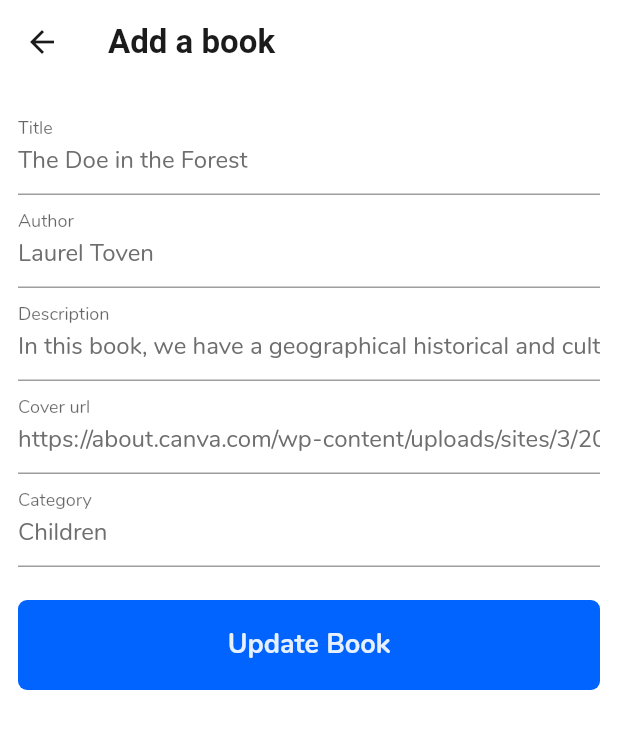
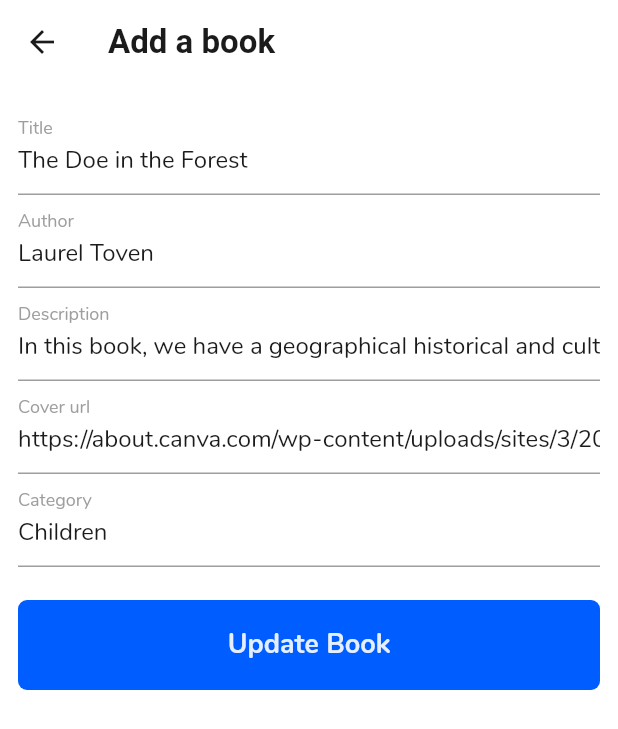
Before and after one commit to devrnt/book-library, a Flutter app: the BookDetails screen opened directly with sample values from the repository, after a tap on the "edit" icon, on a phone screen of 412 x 824 dp. Shown: the top 729 px of the screen. Run offline on Flutter 3.47's test engine with Material 2 defaults, Android fonts, the phone set to English and light mode, and no system bars; our stand-ins replace smooth_star_rating; network calls fail.

Commit message:
Add dark theme Add theme notifier to manage the theme state Add dark theme colors Update UI for the dark theme

```diff
--- /dev/null
+++ b/lib/src/models/notifiers/theme_notifier.dart
@@ -0,0 +1,15 @@
+import 'package:flutter/widgets.dart';
+
+class ThemeNotifier extends ChangeNotifier {
+  bool _darkModeEnabled = false;
+  bool get darkModeEnabled => _darkModeEnabled;
+  set darkModeEnabled(bool flag) {
+    _darkModeEnabled = flag;
+    notifyListeners();
+  }
+
+  bool toggleTheme() {
+    darkModeEnabled = !_darkModeEnabled;
+    return darkModeEnabled;
+  }
+}
--- a/lib/src/screens/book/book_details.dart
+++ b/lib/src/screens/book/book_details.dart
@@ -86,7 +86,11 @@ class BookDetails extends StatelessWidget {
               Text(
                 '${_book.description}',
                 style: TextStyle(
-                    color: Colors.grey.withOpacity(0.8),
+                    color: Theme.of(context)
+                        .textTheme
+                        .caption
+                        .color
+                        .withOpacity(0.85),
                     fontFamily: 'Nunito',
                     fontSize: 16.0),
               ),
@@ -97,10 +101,6 @@ class BookDetails extends StatelessWidget {
       floatingActionButton: FloatingActionButton(
         child: Icon(Icons.delete),
         onPressed: () => _showDeleteDialog(context, bookNotifier),
-        // () {
-        //   bookNotifier.removeBook(_book);
-        //   Navigator.of(context).pop();
-        // },
       ),
     );
   }
@@ -129,18 +129,29 @@ class BookDetails extends StatelessWidget {
   void _showDeleteDialog(
       BuildContext context, BookNotifier bookNotifier) async {
     final dialog = AlertDialog(
+      backgroundColor: Theme.of(context).primaryColor,
       title: Text('Delete book?'),
       content: Text(
         'This will delete the book from your book list',
-        style: TextStyle(color: Colors.black),
+        style: TextStyle(color: Theme.of(context).textTheme.caption.color),
       ),
       actions: [
         FlatButton(
-          child: Text('CANCEL'),
+          child: Text(
+            'CANCEL',
+            style: TextStyle(
+              color: Theme.of(context).buttonColor,
+            ),
+          ),
           onPressed: () => Navigator.of(context).pop(),
         ),
         FlatButton(
-          child: Text('ACCEPT'),
+          child: Text(
+            'ACCEPT',
+            style: TextStyle(
+              color: Theme.of(context).buttonColor,
+            ),
+          ),
           onPressed: () {
             bookNotifier.removeBook(_book);
             // Pop dialog
--- a/lib/src/theme/colors.dart
+++ b/lib/src/theme/colors.dart
@@ -12,6 +12,19 @@ const kTextTitleColor = Color(0xFF1B1B1B);
 
 const kYellow = Color(0xFFFFB503);
 
-const kButtonColor = Color(0xFF0164FF);
+const kErrorColor = Color(0xFFFF2D2D);
 
-const kErrorColor = Color(0xFFFF2D2D);
+// Dark Theme
+const kPrimaryColorDark = Color(0xFF1E1E1E);
+
+const kPrimaryLightDark = Color(0xFF212121);
+
+const kAccentColorDark = Color(0xFF317CFF);
+
+const kGreyColorDark = Color(0xFFB3B3B3);
+
+const kTextTitleColorDark = Color(0xFFF6F6F6);
+
+const kYellowDark = Color(0xFFFFB503);
+
+const kErrorColorDark = Color(0xFFFF5454);
--- a/lib/src/widgets/book_cover.dart
+++ b/lib/src/widgets/book_cover.dart
@@ -1,22 +1,27 @@
+import 'package:book_library/src/models/notifiers/theme_notifier.dart';
 import 'package:flutter/material.dart';
+import 'package:provider/provider.dart';
 
 class BookCover extends StatelessWidget {
   final String url;
   final BoxFit boxFit;
   final double height;
 
-  BookCover(
-      {@required this.url, this.boxFit = BoxFit.fitWidth, this.height});
+  BookCover({@required this.url, this.boxFit = BoxFit.fitWidth, this.height});
 
   @override
   Widget build(BuildContext context) {
+    var themeNotifier = Provider.of<ThemeNotifier>(context);
+
     return Container(
       height: height,
       decoration: BoxDecoration(
         shape: BoxShape.rectangle,
         boxShadow: <BoxShadow>[
           BoxShadow(
-            color: Colors.black.withOpacity(0.20),
+            color: themeNotifier.darkModeEnabled
+                ? Colors.black.withOpacity(0.40)
+                : Colors.black.withOpacity(0.20),
             blurRadius: 20,
             offset: Offset(0, 10),
           )
--- a/lib/src/widgets/buttons/confirm_button.dart
+++ b/lib/src/widgets/buttons/confirm_button.dart
@@ -1,4 +1,3 @@
-import 'package:book_library/src/theme/colors.dart';
 import 'package:flutter/material.dart';
 
 class ConfirmButton extends StatelessWidget {
@@ -21,7 +20,7 @@ class ConfirmButton extends StatelessWidget {
         shape: RoundedRectangleBorder(
           borderRadius: BorderRadius.circular(6.0),
         ),
-        color: kButtonColor,
+        color: Theme.of(context).buttonColor,
         textColor: Colors.white.withOpacity(0.9),
         onPressed: onPressed,
         child: Text(
--- a/lib/src/widgets/inputs/book_text_form_field.dart
+++ b/lib/src/widgets/inputs/book_text_form_field.dart
@@ -17,14 +17,17 @@ class BookTextFormField extends StatelessWidget {
   Widget build(BuildContext context) {
     return TextFormField(
       initialValue: initialValue,
-      style: Theme.of(context).textTheme.caption.copyWith(fontSize: 16.0),
+      style: Theme.of(context).textTheme.caption.copyWith(
+            fontSize: 16.0,
+            color: Theme.of(context).textTheme.title.color,
+          ),
       decoration: InputDecoration(
-        labelText: labelText,
-        errorStyle: TextStyle(
-          fontSize: 15.0,
-          height: 0.9,
-        ),
-      ),
+          labelText: labelText,
+          errorStyle: TextStyle(
+            fontSize: 15.0,
+            height: 0.9,
+          ),
+          labelStyle: TextStyle(color: Colors.grey)),
       validator: (value) {
         if (value.isEmpty || value.trim().isEmpty) {
           return errorText;
```
Also changed, not shown: lib/main.dart (+24 -7 lines), lib/src/screens/home_screen.dart (+20 -3 lines), lib/src/theme/theme.dart (+62 -8 lines).
